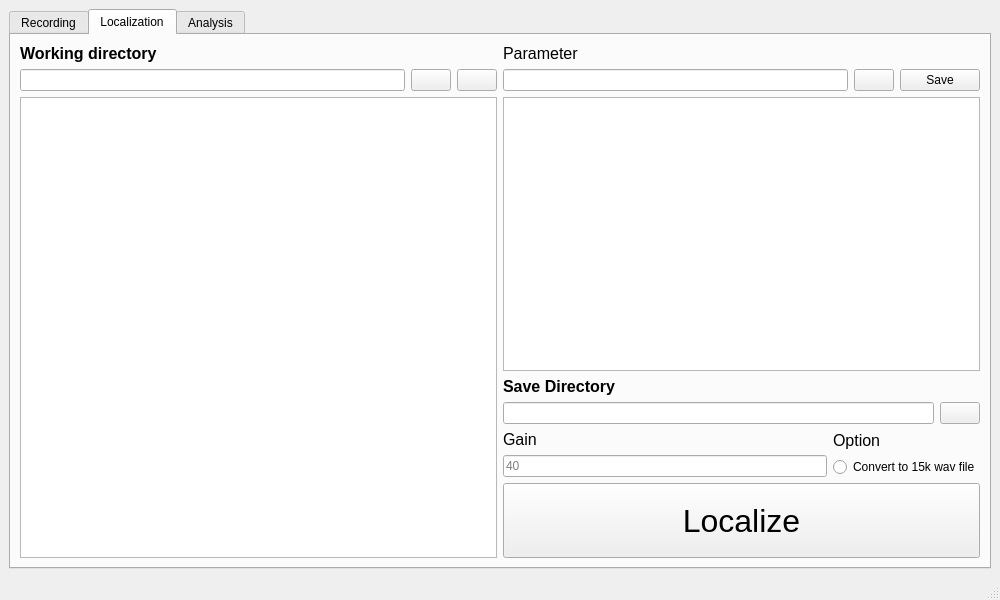
Qt form mainwindow.ui (asuka1975/HARKBird-Light) before a commit.
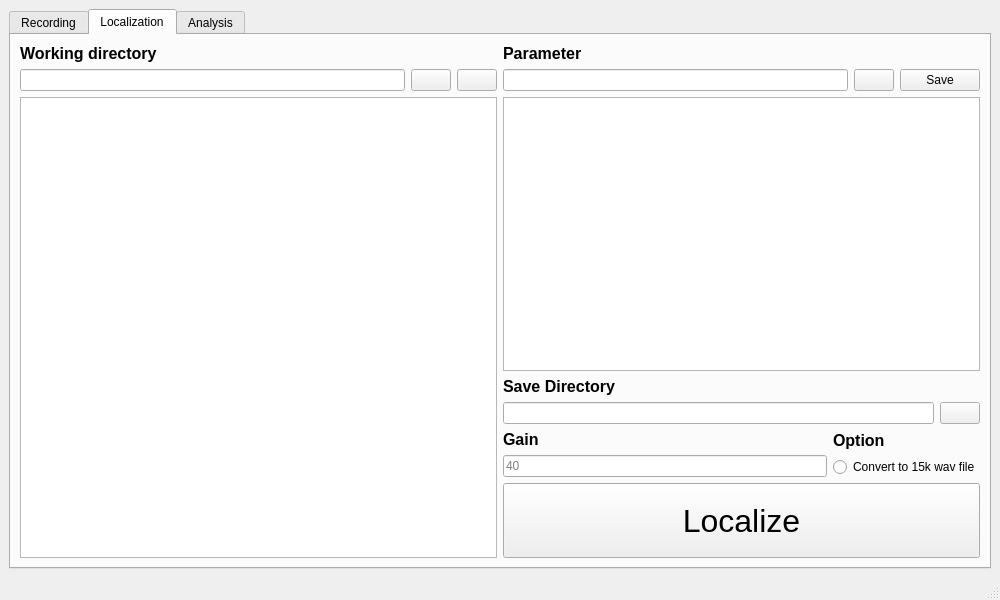
The same form after that commit. Icons and pictures are not drawn.

Commit message: fix: 一部ラベルがBoldになっていなかったので適用

```diff
--- a/mainwindow.ui
+++ b/mainwindow.ui
@@ -328,6 +328,7 @@
             <property name="font">
              <font>
               <pointsize>12</pointsize>
+              <bold>true</bold>
              </font>
             </property>
             <property name="text">
@@ -403,6 +404,7 @@
                 <property name="font">
                  <font>
                   <pointsize>12</pointsize>
+                  <bold>true</bold>
                  </font>
                 </property>
                 <property name="text">
@@ -426,6 +428,7 @@
                 <property name="font">
                  <font>
                   <pointsize>12</pointsize>
+                  <bold>true</bold>
                  </font>
                 </property>
                 <property name="text">
```
